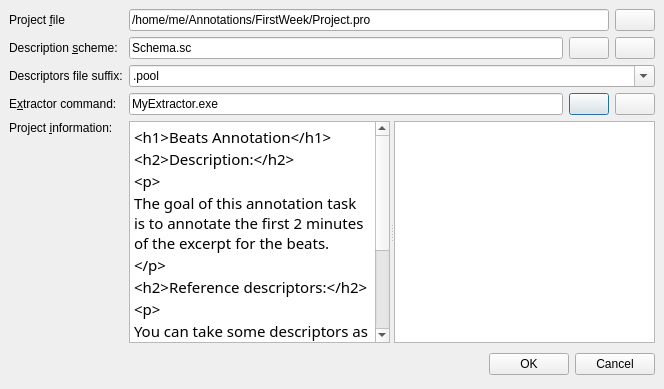
Old version of the form Annotator/src/ProjectEditor.ui in the repository clam-project/clam.
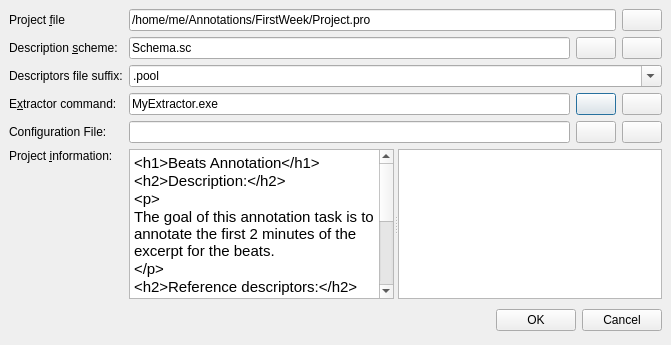
New version of the form. Icons and pictures are not drawn.

Commit message: * ProjectEditor.ui: add widgets for Configuration File  * ProjectEditor.cxx and ProjectEditor.hxx: add 3 Slots with Configuration related Signals

```diff
--- a/Annotator/src/ProjectEditor.ui
+++ b/Annotator/src/ProjectEditor.ui
@@ -8,8 +8,8 @@
    <rect>
     <x>0</x>
     <y>0</y>
-    <width>664</width>
-    <height>389</height>
+    <width>671</width>
+    <height>345</height>
    </rect>
   </property>
   <property name="windowTitle" >
@@ -19,10 +19,22 @@
    <property name="margin" >
     <number>9</number>
    </property>
-   <property name="spacing" >
+   <property name="topMargin" >
+    <number>9</number>
+   </property>
+   <property name="rightMargin" >
+    <number>9</number>
+   </property>
+   <property name="bottomMargin" >
+    <number>9</number>
+   </property>
+   <property name="horizontalSpacing" >
     <number>6</number>
    </property>
-   <item row="4" column="0" >
+   <property name="verticalSpacing" >
+    <number>6</number>
+   </property>
+   <item row="5" column="0" >
     <widget class="QLabel" name="label" >
      <property name="text" >
       <string>Project &amp;information: </string>
@@ -35,14 +47,27 @@
      </property>
     </widget>
    </item>
-   <item row="4" column="1" >
+   <item row="5" column="1" >
     <widget class="QSplitter" name="splitter" >
      <property name="orientation" >
       <enum>Qt::Horizontal</enum>
      </property>
      <widget class="QTextEdit" name="projectInfo" >
       <property name="html" >
-       <string>&lt;html>&lt;head>&lt;meta name="qrichtext" content="1" />&lt;/head>&lt;body style=" white-space: pre-wrap; font-family:Sans Serif; font-size:11pt; font-weight:400; font-style:normal; text-decoration:none;">&lt;p style=" margin-top:0px; margin-bottom:0px; margin-left:0px; margin-right:0px; -qt-block-indent:0; text-indent:0px;">&amp;lt;h1&amp;gt;Beats Annotation&amp;lt;/h1&amp;gt;&lt;/p>&lt;p style=" margin-top:0px; margin-bottom:0px; margin-left:0px; margin-right:0px; -qt-block-indent:0; text-indent:0px;">&amp;lt;h2&amp;gt;Description:&amp;lt;/h2&amp;gt;&lt;/p>&lt;p style=" margin-top:0px; margin-bottom:0px; margin-left:0px; margin-right:0px; -qt-block-indent:0; text-indent:0px;">&amp;lt;p&amp;gt;&lt;/p>&lt;p style=" margin-top:0px; margin-bottom:0px; margin-left:0px; margin-right:0px; -qt-block-indent:0; text-indent:0px;">The goal of this annotation task is to annotate the first 2 minutes of the excerpt for the beats.&lt;/p>&lt;p style=" margin-top:0px; margin-bottom:0px; margin-left:0px; margin-right:0px; -qt-block-indent:0; text-indent:0px;">&amp;lt;/p&amp;gt;&lt;/p>&lt;p style=" margin-top:0px; margin-bottom:0px; margin-left:0px; margin-right:0px; -qt-block-indent:0; text-indent:0px;">&amp;lt;h2&amp;gt;Reference descriptors:&amp;lt;/h2&amp;gt;&lt;/p>&lt;p style=" margin-top:0px; margin-bottom:0px; margin-left:0px; margin-right:0px; -qt-block-indent:0; text-indent:0px;">&amp;lt;p&amp;gt;&lt;/p>&lt;p style=" margin-top:0px; margin-bottom:0px; margin-left:0px; margin-right:0px; -qt-block-indent:0; text-indent:0px;">You can take some descriptors as reference such as the energy.&lt;/p>&lt;p style=" margin-top:0px; margin-bottom:0px; margin-left:0px; margin-right:0px; -qt-block-indent:0; text-indent:0px;">Consider that such descriptors are computed every 2048 samples so their precission may be not as accurate as it seems.&lt;/p>&lt;p style=" margin-top:0px; margin-bottom:0px; margin-left:0px; margin-right:0px; -qt-block-indent:0; text-indent:0px;">&amp;lt;/p&amp;gt;&lt;/p>&lt;p style="-qt-paragraph-type:empty; margin-top:0px; margin-bottom:0px; margin-left:0px; margin-right:0px; -qt-block-indent:0; text-indent:0px;">&lt;/p>&lt;/body>&lt;/html></string>
+       <string>&lt;html>&lt;head>&lt;meta name="qrichtext" content="1" />&lt;style type="text/css">
+p, li { white-space: pre-wrap; }
+&lt;/style>&lt;/head>&lt;body style=" font-family:'宋体'; font-size:9pt; font-weight:400; font-style:normal;">
+&lt;p style=" margin-top:0px; margin-bottom:0px; margin-left:0px; margin-right:0px; -qt-block-indent:0; text-indent:0px; font-family:'Sans Serif'; font-size:11pt;">&amp;lt;h1&amp;gt;Beats Annotation&amp;lt;/h1&amp;gt;&lt;/p>
+&lt;p style=" margin-top:0px; margin-bottom:0px; margin-left:0px; margin-right:0px; -qt-block-indent:0; text-indent:0px; font-family:'Sans Serif'; font-size:11pt;">&amp;lt;h2&amp;gt;Description:&amp;lt;/h2&amp;gt;&lt;/p>
+&lt;p style=" margin-top:0px; margin-bottom:0px; margin-left:0px; margin-right:0px; -qt-block-indent:0; text-indent:0px; font-family:'Sans Serif'; font-size:11pt;">&amp;lt;p&amp;gt;&lt;/p>
+&lt;p style=" margin-top:0px; margin-bottom:0px; margin-left:0px; margin-right:0px; -qt-block-indent:0; text-indent:0px; font-family:'Sans Serif'; font-size:11pt;">The goal of this annotation task is to annotate the first 2 minutes of the excerpt for the beats.&lt;/p>
+&lt;p style=" margin-top:0px; margin-bottom:0px; margin-left:0px; margin-right:0px; -qt-block-indent:0; text-indent:0px; font-family:'Sans Serif'; font-size:11pt;">&amp;lt;/p&amp;gt;&lt;/p>
+&lt;p style=" margin-top:0px; margin-bottom:0px; margin-left:0px; margin-right:0px; -qt-block-indent:0; text-indent:0px; font-family:'Sans Serif'; font-size:11pt;">&amp;lt;h2&amp;gt;Reference descriptors:&amp;lt;/h2&amp;gt;&lt;/p>
+&lt;p style=" margin-top:0px; margin-bottom:0px; margin-left:0px; margin-right:0px; -qt-block-indent:0; text-indent:0px; font-family:'Sans Serif'; font-size:11pt;">&amp;lt;p&amp;gt;&lt;/p>
+&lt;p style=" margin-top:0px; margin-bottom:0px; margin-left:0px; margin-right:0px; -qt-block-indent:0; text-indent:0px; font-family:'Sans Serif'; font-size:11pt;">You can take some descriptors as reference such as the energy.&lt;/p>
+&lt;p style=" margin-top:0px; margin-bottom:0px; margin-left:0px; margin-right:0px; -qt-block-indent:0; text-indent:0px; font-family:'Sans Serif'; font-size:11pt;">Consider that such descriptors are computed every 2048 samples so their precission may be not as accurate as it seems.&lt;/p>
+&lt;p style=" margin-top:0px; margin-bottom:0px; margin-left:0px; margin-right:0px; -qt-block-indent:0; text-indent:0px; font-family:'Sans Serif'; font-size:11pt;">&amp;lt;/p&amp;gt;&lt;/p>
+&lt;p style="-qt-paragraph-type:empty; margin-top:0px; margin-bottom:0px; margin-left:0px; margin-right:0px; -qt-block-indent:0; text-indent:0px; font-family:'Sans Serif'; font-size:11pt;">&lt;/p>&lt;/body>&lt;/html></string>
       </property>
       <property name="acceptRichText" >
        <bool>false</bool>
@@ -195,7 +220,7 @@
      </property>
     </widget>
    </item>
-   <item row="5" column="0" colspan="2" >
+   <item row="6" column="0" colspan="2" >
     <layout class="QHBoxLayout" >
      <property name="margin" >
       <number>0</number>
@@ -232,6 +257,56 @@
      </item>
     </layout>
    </item>
+   <item row="4" column="0" >
+    <widget class="QLabel" name="label_6" >
+     <property name="text" >
+      <string>Configuration File:</string>
+     </property>
+    </widget>
+   </item>
+   <item row="4" column="1" >
+    <layout class="QHBoxLayout" >
+     <property name="spacing" >
+      <number>6</number>
+     </property>
+     <property name="leftMargin" >
+      <number>0</number>
+     </property>
+     <property name="topMargin" >
+      <number>0</number>
+     </property>
+     <property name="rightMargin" >
+      <number>0</number>
+     </property>
+     <property name="bottomMargin" >
+      <number>0</number>
+     </property>
+     <item>
+      <widget class="QLineEdit" name="configuration" >
+       <property name="text" >
+        <string/>
+       </property>
+      </widget>
+     </item>
+     <item>
+      <widget class="QPushButton" name="configurationEditButton" >
+       <property name="toolTip" >
+        <string>Edit the configuration file</string>
+       </property>
+       <property name="icon" >
+        <iconset>images/edit.png</iconset>
+       </property>
+      </widget>
+     </item>
+     <item>
+      <widget class="QPushButton" name="configurationBrowseButton" >
+       <property name="icon" >
+        <iconset resource="images.qrc" >:/icons/images/fileopen.png</iconset>
+       </property>
+      </widget>
+     </item>
+    </layout>
+   </item>
   </layout>
  </widget>
  <pixmapfunction></pixmapfunction>
```
Left out of the diff: 66 changed lines with no effect on the pictures. The commit also changes 2 other files.
